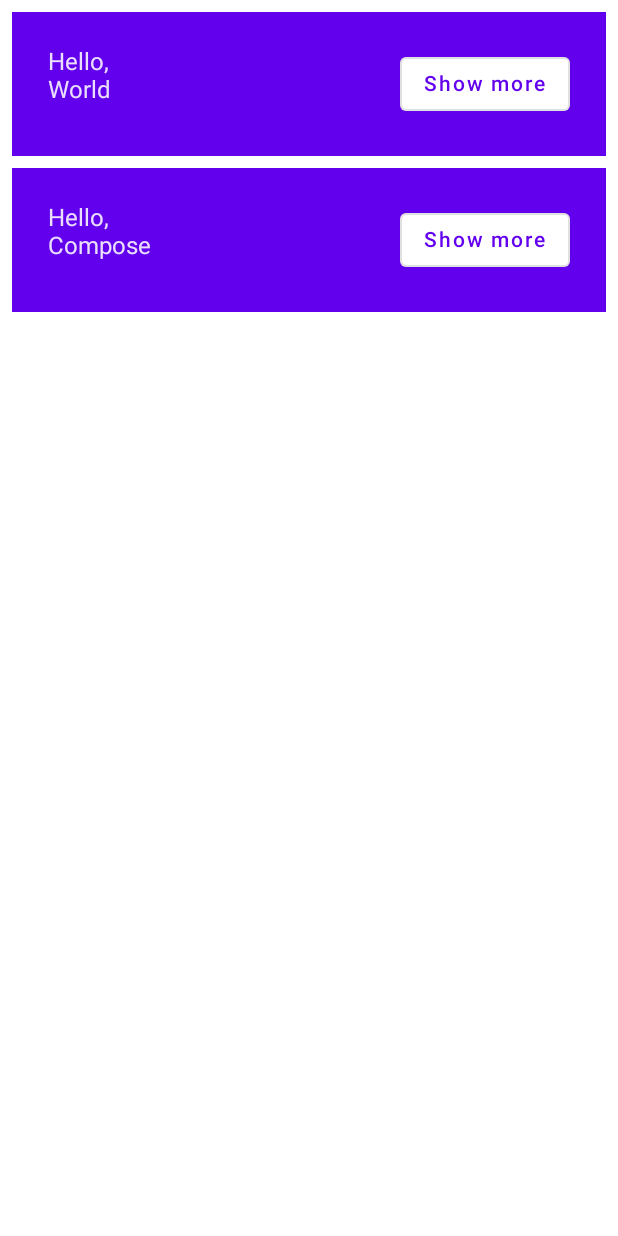
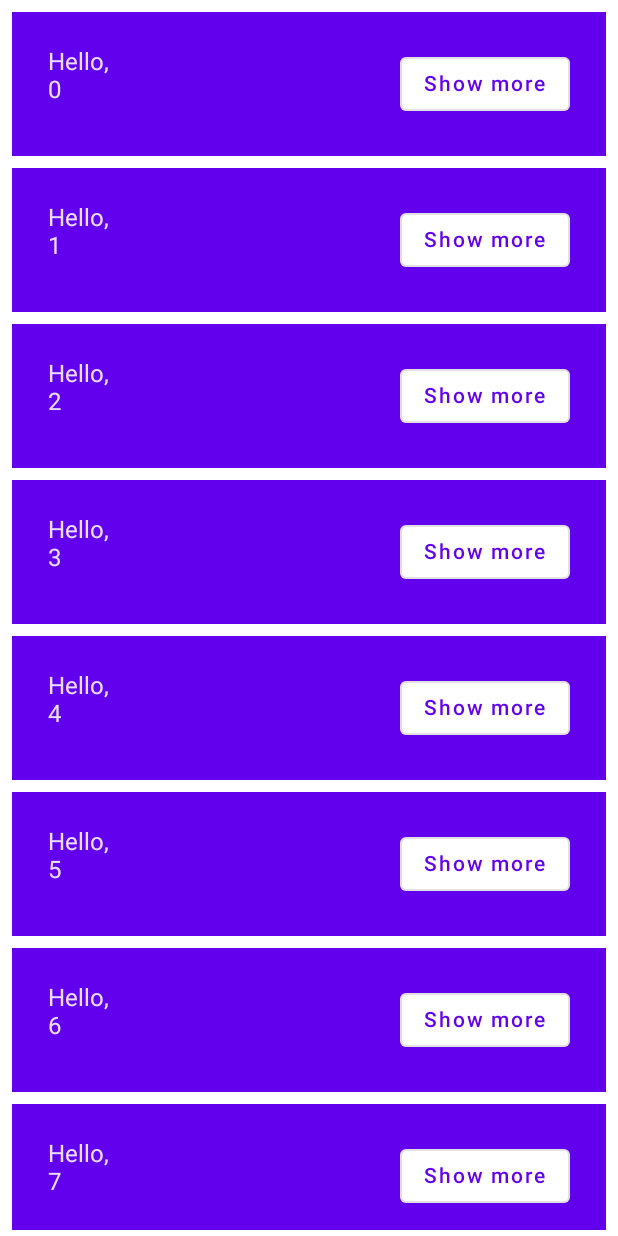
Before and after one commit to Augustinekan/Compose-Basics, an Android app built with Jetpack Compose: the screen it shows after launch (MainActivity), after a tap on "Continue", on a phone screen of 412 x 824 dp. Run offline under Robolectric (Android 15) with nearby library versions, the phone set to English and light mode, and no system bars.

Commit message:
replace column with lazy list

```diff
--- a/app/src/main/java/com/example/composebasics/MainActivity.kt
+++ b/app/src/main/java/com/example/composebasics/MainActivity.kt
@@ -4,6 +4,8 @@ import android.os.Bundle
 import androidx.activity.ComponentActivity
 import androidx.activity.compose.setContent
 import androidx.compose.foundation.layout.*
+import androidx.compose.foundation.lazy.LazyColumn
+import androidx.compose.foundation.lazy.items
 import androidx.compose.material.*
 import androidx.compose.runtime.*
 import androidx.compose.ui.Alignment
@@ -47,12 +49,11 @@ private fun MyApp(modifier: Modifier = Modifier){
     }
 }
 @Composable
-fun GreetingsComposable(modifier: Modifier = Modifier, names: List<String> = listOf("World", "Compose")){
-    Column(
-        modifier = modifier.padding(vertical = 4.dp)
-    ) {
-        for(name in names){
-            Greeting(name)
+fun GreetingsComposable(modifier: Modifier = Modifier, names: List<String> = List(1000) { "$it" }
+){
+    LazyColumn(modifier = modifier.padding(vertical = 4.dp)) {
+        items(items = names) { name ->
+            Greeting(name = name)
         }
     }
 }
```
